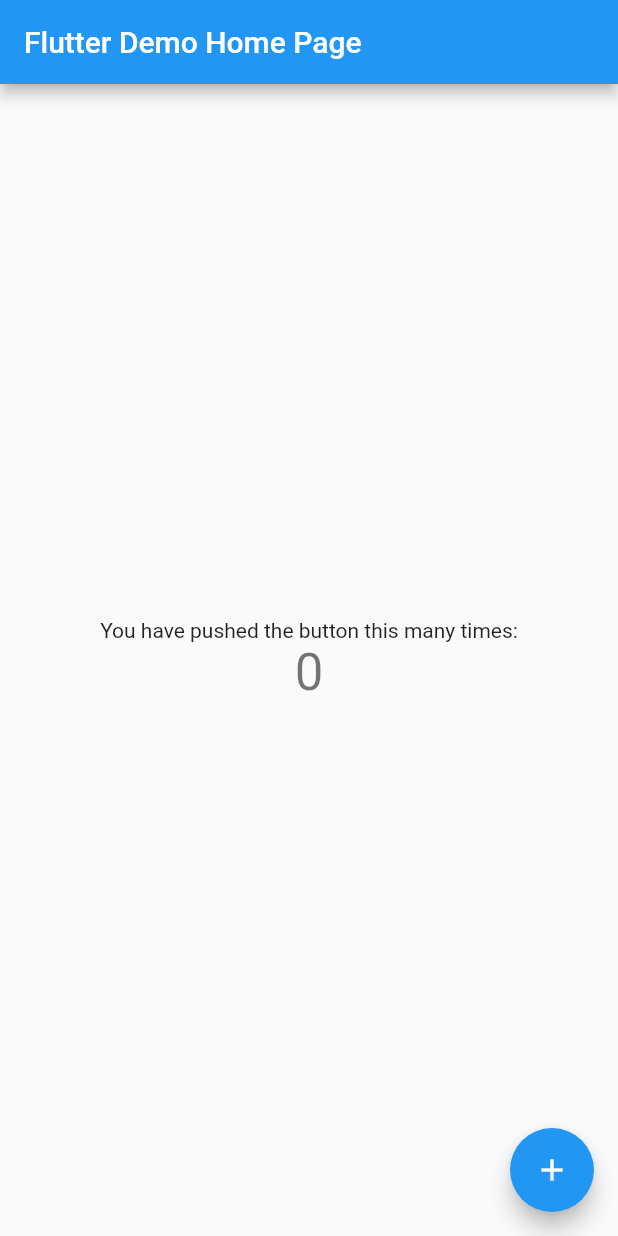
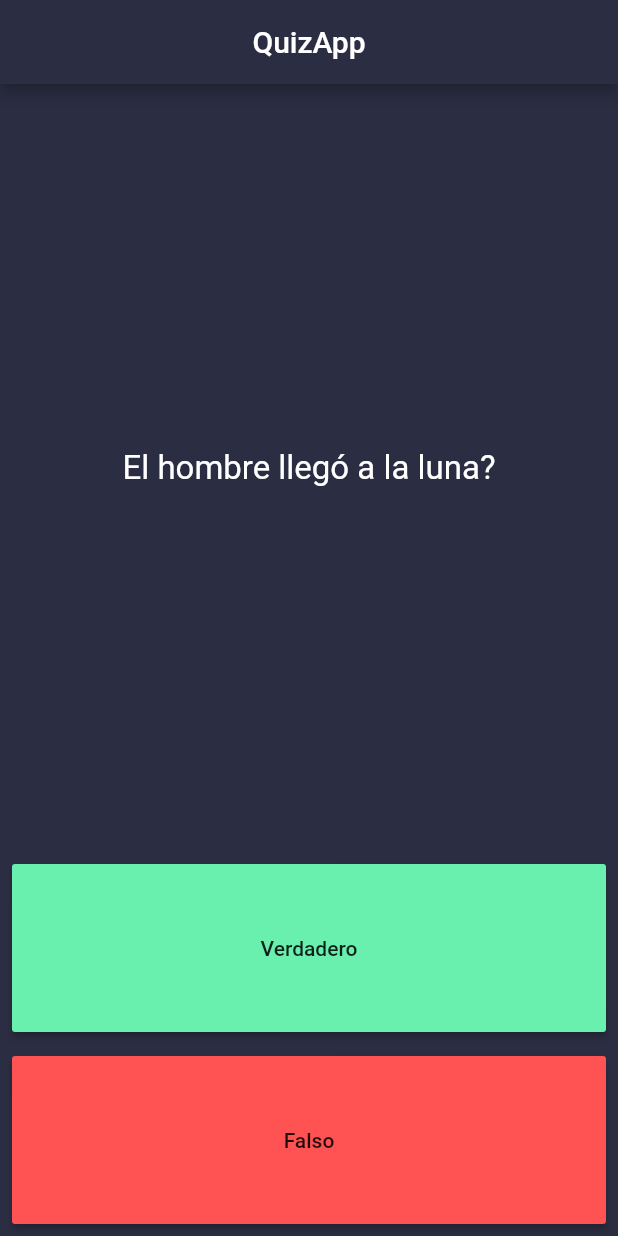
Before and after one commit to Dake2612/flutter_codigo_quizzapp, a Flutter app: the screen it shows after launch, on a phone screen of 412 x 824 dp. Run offline on Flutter 3.47's test engine with Material 2 defaults, Android fonts, the phone set to English and light mode, and no system bars; our stand-ins replace rflutter_alert.

Commit message:
quiz app segundo commit

```diff
--- a/lib/main.dart
+++ b/lib/main.dart
@@ -1,115 +1,136 @@
 import 'package:flutter/material.dart';
+import 'package:flutter_codigo_quizapp/quiz_brain.dart';
+import 'package:rflutter_alert/rflutter_alert.dart';
 
 void main() {
-  runApp(const MyApp());
+  runApp(MyApp());
 }
 
 class MyApp extends StatelessWidget {
-  const MyApp({Key? key}) : super(key: key);
-
-  // This widget is the root of your application.
   @override
   Widget build(BuildContext context) {
     return MaterialApp(
-      title: 'Flutter Demo',
-      theme: ThemeData(
-        // This is the theme of your application.
-        //
-        // Try running your application with "flutter run". You'll see the
-        // application has a blue toolbar. Then, without quitting the app, try
-        // changing the primarySwatch below to Colors.green and then invoke
-        // "hot reload" (press "r" in the console where you ran "flutter run",
-        // or simply save your changes to "hot reload" in a Flutter IDE).
-        // Notice that the counter didn't reset back to zero; the application
-        // is not restarted.
-        primarySwatch: Colors.blue,
-      ),
-      home: const MyHomePage(title: 'Flutter Demo Home Page'),
+      home: QuizPage(),
     );
   }
 }
 
-class MyHomePage extends StatefulWidget {
-  const MyHomePage({Key? key, required this.title}) : super(key: key);
-
-  // This widget is the home page of your application. It is stateful, meaning
-  // that it has a State object (defined below) that contains fields that affect
-  // how it looks.
-
-  // This class is the configuration for the state. It holds the values (in this
-  // case the title) provided by the parent (in this case the App widget) and
-  // used by the build method of the State. Fields in a Widget subclass are
-  // always marked "final".
-
-  final String title;
-
+class QuizPage extends StatefulWidget {
   @override
-  State<MyHomePage> createState() => _MyHomePageState();
+  State<QuizPage> createState() => _QuizPageState();
 }
 
-class _MyHomePageState extends State<MyHomePage> {
-  int _counter = 0;
+class _QuizPageState extends State<QuizPage> {
 
-  void _incrementCounter() {
-    setState(() {
-      // This call to setState tells the Flutter framework that something has
-      // changed in this State, which causes it to rerun the build method below
-      // so that the display can reflect the updated values. If we changed
-      // _counter without calling setState(), then the build method would not be
-      // called again, and so nothing would appear to happen.
-      _counter++;
-    });
+
+  List<Icon> scoreKeeper = [];
+
+  QuizBrain quizBrain = QuizBrain();
+
+  checkAnswer(bool userAnswer){
+
+    if(quizBrain.isFinished()){
+      Alert(
+        context: context,
+        type: AlertType.success,
+        title: "QuizzApp",
+        desc: "El Quiz ha finalizado",
+        buttons: [
+          DialogButton(
+            child: Text(
+              "Reiniciar",
+              style: TextStyle(color: Colors.white, fontSize: 20),
+            ),
+            onPressed: () => Navigator.pop(context),
+            width: 120,
+          )
+        ],
+      ).show();
+      quizBrain.restart();
+      scoreKeeper.clear();
+      setState((){
+
+      });
+    }else{
+      bool correctAnswer = quizBrain.getQuestionAnswer();
+      if(correctAnswer == userAnswer){
+        scoreKeeper.add(Icon(
+          Icons.check,
+          color: Colors.greenAccent,
+        ));
+      }else{
+        scoreKeeper.add(Icon(
+          Icons.close,
+          color: Colors.redAccent,
+        ));
+      }
+      quizBrain.nextQuestion();
+      setState(() {});
+    }
+
+
   }
+
 
   @override
   Widget build(BuildContext context) {
-    // This method is rerun every time setState is called, for instance as done
-    // by the _incrementCounter method above.
-    //
-    // The Flutter framework has been optimized to make rerunning build methods
-    // fast, so that you can just rebuild anything that needs updating rather
-    // than having to individually change instances of widgets.
+
     return Scaffold(
+      backgroundColor: Color(0xff2b2d42),
       appBar: AppBar(
-        // Here we take the value from the MyHomePage object that was created by
-        // the App.build method, and use it to set our appbar title.
-        title: Text(widget.title),
+        backgroundColor: Color(0xff2b2d42),
+        title: Text("QuizApp"),
+        centerTitle: true,
       ),
-      body: Center(
-        // Center is a layout widget. It takes a single child and positions it
-        // in the middle of the parent.
-        child: Column(
-          // Column is also a layout widget. It takes a list of children and
-          // arranges them vertically. By default, it sizes itself to fit its
-          // children horizontally, and tries to be as tall as its parent.
-          //
-          // Invoke "debug painting" (press "p" in the console, choose the
-          // "Toggle Debug Paint" action from the Flutter Inspector in Android
-          // Studio, or the "Toggle Debug Paint" command in Visual Studio Code)
-          // to see the wireframe for each widget.
-          //
-          // Column has various properties to control how it sizes itself and
-          // how it positions its children. Here we use mainAxisAlignment to
-          // center the children vertically; the main axis here is the vertical
-          // axis because Columns are vertical (the cross axis would be
-          // horizontal).
-          mainAxisAlignment: MainAxisAlignment.center,
-          children: <Widget>[
-            const Text(
-              'You have pushed the button this many times:',
+      body: Column(
+        crossAxisAlignment: CrossAxisAlignment.stretch,
+        children: [
+          Expanded(
+            flex: 4,
+            child: Center(
+              child: Padding(
+                padding: const EdgeInsets.all(8.0),
+                child: Text(
+                  quizBrain.getQuestionText(),
+                  textAlign: TextAlign.center,
+                  style: TextStyle(fontSize: 22.0, color: Colors.white),
+                ),
+              ),
             ),
-            Text(
-              '$_counter',
-              style: Theme.of(context).textTheme.headline4,
+          ),
+          Expanded(
+            child: Padding(
+              padding: const EdgeInsets.all(8.0),
+              child: MaterialButton(
+                onPressed: () {
+                  checkAnswer(true);
+                },
+                child: Text(
+                  "Verdadero",
+                ),
+                color: Colors.greenAccent,
+              ),
             ),
-          ],
-        ),
+          ),
+          Expanded(
+            child: Padding(
+              padding: const EdgeInsets.all(8.0),
+              child: MaterialButton(
+                onPressed: () {
+                  checkAnswer(false);
+                },
+                child: Text(
+                  "Falso",
+                ),
+                color: Colors.redAccent,
+              ),
+            ),
+          ),
+          Row(
+            children: scoreKeeper,
+          )
+        ],
       ),
-      floatingActionButton: FloatingActionButton(
-        onPressed: _incrementCounter,
-        tooltip: 'Increment',
-        child: const Icon(Icons.add),
-      ), // This trailing comma makes auto-formatting nicer for build methods.
     );
   }
 }
--- /dev/null
+++ b/lib/question.dart
@@ -0,0 +1,10 @@
+class Question {
+  String questionText;
+  bool questionAnswer;
+
+  Question({
+    required this.questionText,
+    required this.questionAnswer,
+  });
+
+}
--- /dev/null
+++ b/lib/quiz_brain.dart
@@ -0,0 +1,40 @@
+
+import 'package:flutter_codigo_quizapp/question.dart';
+
+class QuizBrain {
+
+  List<Question> _questions = [
+    Question(questionText: "El hombre llegó a la luna?", questionAnswer: true),
+    Question(questionText: "Has almorzado algo?", questionAnswer: true),
+    Question(questionText: "Sientes frio?", questionAnswer: false),
+    Question(questionText: "Vas a salir mañana?", questionAnswer: true),
+  ];
+
+  int _questionNumber = 0;
+
+  String getQuestionText(){
+    return _questions[_questionNumber].questionText;
+  }
+
+  bool getQuestionAnswer(){
+    return _questions[_questionNumber].questionAnswer;
+  }
+
+  void nextQuestion(){
+    if(_questionNumber < _questions.length-1){
+      _questionNumber++;
+    }
+  }
+
+  bool isFinished(){
+    if(_questionNumber >= _questions.length - 1){
+      return true;
+    }
+    return false;
+  }
+
+  void restart(){
+    _questionNumber = 0;
+  }
+
+}
--- a/pubspec.yaml
+++ b/pubspec.yaml
@@ -34,6 +34,7 @@ dependencies:
   # The following adds the Cupertino Icons font to your application.
   # Use with the CupertinoIcons class for iOS style icons.
   cupertino_icons: ^1.0.2
+  rflutter_alert: ^2.0.4
 
 dev_dependencies:
   flutter_test:
```
Also changed, not shown: pubspec.lock.
